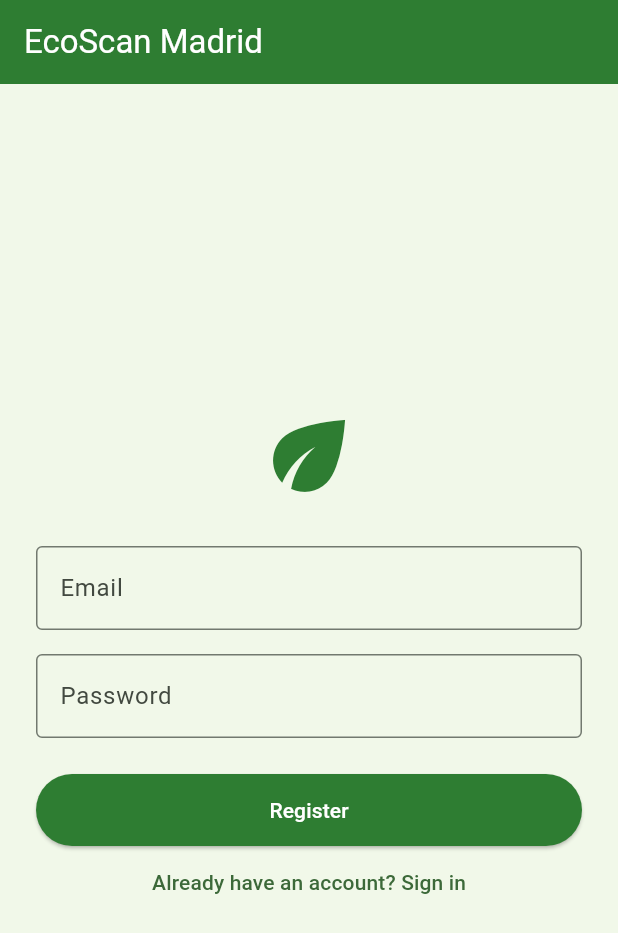
After one commit to krpandrei05/green-cart, a Flutter app: the screen it shows after launch, after a tap on "No account? Register", on a phone screen of 412 x 824 dp. The commit adds this screen. Shown: the top 933 px of the screen. Run offline on Flutter 3.47's test engine with Material 3 defaults, Android fonts, the phone set to English and light mode, and no system bars; our stand-ins replace firebase_auth, firebase_core, flutter_map, fluttertoast, geolocator, latlong2 and 4 more; accounts and stored records are empty; network calls fail.

Commit message:
Week 6: Firebase Auth + dynamic map, DB tests & fixes
  - Firebase email/password: login screen, auth-gate (StreamBuilder), logout
  - main() async + Firebase.initializeApp; native config (minSdk, iOS 13)
  - Fix: validate coordinate-edit input + defensive map read (plus de crash)
  - Tests: DatabaseHelper CRUD via sqflite_common_ffi + LoginScreen widget

```diff
--- a/lib/app.dart
+++ b/lib/app.dart
@@ -1,5 +1,7 @@
 import 'package:flutter/material.dart';
+import 'package:firebase_auth/firebase_auth.dart';
 import 'main_screen.dart';
+import 'screens/login_screen.dart';
 
 class MyApp extends StatelessWidget {
   const MyApp({super.key});
@@ -15,7 +17,20 @@ class MyApp extends StatelessWidget {
         colorScheme: ColorScheme.fromSeed(seedColor: ecoGreen),
         useMaterial3: true,
       ),
-      home: const MainScreen(),
+      home: StreamBuilder<User?>(
+        stream: FirebaseAuth.instance.authStateChanges(),
+        builder: (context, snapshot) {
+          if (snapshot.connectionState == ConnectionState.waiting) {
+            return const Scaffold(
+              body: Center(child: CircularProgressIndicator()),
+            );
+          }
+          if (snapshot.hasData) {
+            return const MainScreen();
+          }
+          return const LoginScreen();
+        },
+      ),
     );
   }
 }
--- a/lib/main.dart
+++ b/lib/main.dart
@@ -1,6 +1,12 @@
 import 'package:flutter/material.dart';
+import 'package:firebase_core/firebase_core.dart';
 import 'app.dart';
+import 'firebase_options.dart';
 
-void main() {
+void main() async {
+  WidgetsFlutterBinding.ensureInitialized();
+  await Firebase.initializeApp(
+    options: DefaultFirebaseOptions.currentPlatform,
+  );
   runApp(const MyApp());
 }
--- /dev/null
+++ b/lib/screens/login_screen.dart
@@ -0,0 +1,108 @@
+import 'package:flutter/material.dart';
+import 'package:firebase_auth/firebase_auth.dart';
+import '../app.dart';
+
+class LoginScreen extends StatefulWidget {
+  const LoginScreen({super.key});
+
+  @override
+  State<LoginScreen> createState() => _LoginScreenState();
+}
+
+class _LoginScreenState extends State<LoginScreen> {
+  final TextEditingController _emailController = TextEditingController();
+  final TextEditingController _passwordController = TextEditingController();
+  bool _isLogin = true;
+
+  @override
+  void dispose() {
+    _emailController.dispose();
+    _passwordController.dispose();
+    super.dispose();
+  }
+
+  Future<void> _submit() async {
+    final String email = _emailController.text.trim();
+    final String password = _passwordController.text.trim();
+    try {
+      if (_isLogin) {
+        await FirebaseAuth.instance.signInWithEmailAndPassword(
+          email: email,
+          password: password,
+        );
+      } else {
+        await FirebaseAuth.instance.createUserWithEmailAndPassword(
+          email: email,
+          password: password,
+        );
+      }
+      // No Navigator needed: the StreamBuilder in app.dart shows MainScreen.
+    } on FirebaseAuthException catch (e) {
+      if (!mounted) return;
+      ScaffoldMessenger.of(context).showSnackBar(
+        SnackBar(content: Text(e.message ?? 'Authentication failed')),
+      );
+    }
+  }
+
+  @override
+  Widget build(BuildContext context) {
+    return Scaffold(
+      backgroundColor: MyApp.ecoBackground,
+      appBar: AppBar(
+        title: const Text('EcoScan Madrid'),
+        backgroundColor: MyApp.ecoGreen,
+        foregroundColor: Colors.white,
+      ),
+      body: Padding(
+        padding: const EdgeInsets.all(24.0),
+        child: Column(
+          mainAxisAlignment: MainAxisAlignment.center,
+          children: [
+            const Icon(Icons.eco, size: 72, color: MyApp.ecoGreen),
+            const SizedBox(height: 24),
+            TextField(
+              controller: _emailController,
+              keyboardType: TextInputType.emailAddress,
+              decoration: const InputDecoration(
+                labelText: 'Email',
+                border: OutlineInputBorder(),
+              ),
+            ),
+            const SizedBox(height: 16),
+            TextField(
+              controller: _passwordController,
+              obscureText: true,
+              decoration: const InputDecoration(
+                labelText: 'Password',
+                border: OutlineInputBorder(),
+              ),
+            ),
+            const SizedBox(height: 24),
+            ElevatedButton(
+              onPressed: _submit,
+              style: ElevatedButton.styleFrom(
+                backgroundColor: MyApp.ecoGreen,
+                foregroundColor: Colors.white,
+                minimumSize: const Size.fromHeight(48),
+              ),
+              child: Text(_isLogin ? 'Sign in' : 'Register'),
+            ),
+            TextButton(
+              onPressed: () {
+                setState(() {
+                  _isLogin = !_isLogin;
+                });
+              },
+              child: Text(
+                _isLogin
+                    ? "No account? Register"
+                    : "Already have an account? Sign in",
+              ),
+            ),
+          ],
+        ),
+      ),
+    );
+  }
+}
--- a/pubspec.yaml
+++ b/pubspec.yaml
@@ -51,6 +51,8 @@ dependencies:
   flutter_map: ^7.0.2
   latlong2: ^0.9.1
   share_plus: ^10.1.4
+  firebase_core: ^4.9.0
+  firebase_auth: ^6.5.1
 
 dev_dependencies:
   flutter_test:
@@ -62,6 +64,7 @@ dev_dependencies:
   # package. See that file for information about deactivating specific lint
   # rules and activating additional ones.
   flutter_lints: ^6.0.0
+  sqflite_common_ffi: ^2.4.0+3
 
 # For information on the generic Dart part of this file, see the
 # following page: https://dart.dev/tools/pub/pubspec
```
Also changed, not shown: lib/screens/map_screen.dart (+14 -3 lines), lib/screens/second_screen.dart (+19 -3 lines), lib/screens/settings_screen.dart (+17 -4 lines), firebase.json (added), lib/firebase_options.dart (added), pubspec.lock, 12 other files.
